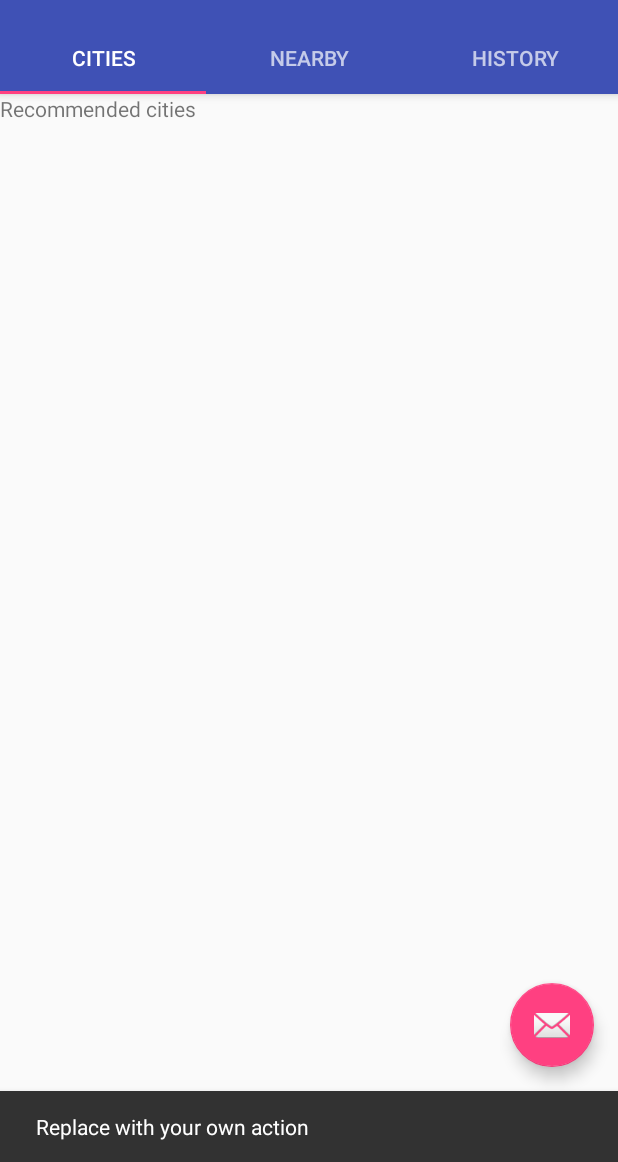
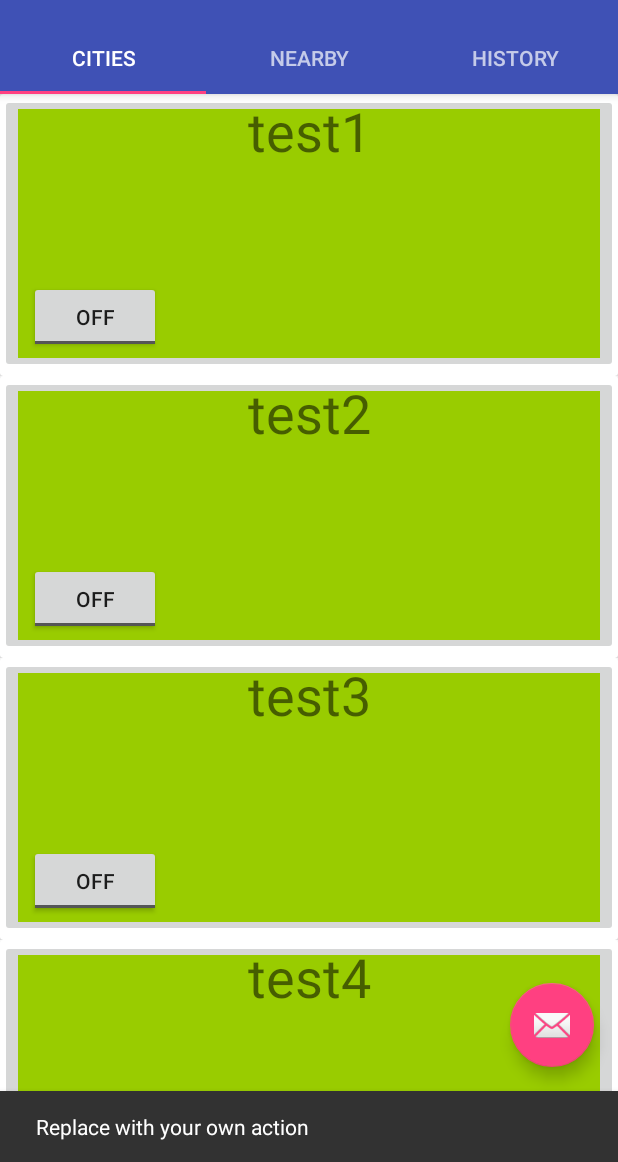
Before and after one commit to zebybez/SmartMobile, an Android app: the screen it shows after launch (MainActivity), after a tap on an icon or button, on a phone screen of 412 x 824 dp, the part 74-1236 px from its top. Run offline under Robolectric (Android 15) with nearby library versions, the phone set to English and light mode, and no system bars.

Commit message:
made city layout and recyclerview

```diff
--- a/app/build.gradle
+++ b/app/build.gradle
@@ -28,6 +28,7 @@ dependencies {
     compile 'com.android.support:design:25.3.1'
     compile 'com.google.firebase:firebase-database:10.0.1'
     testCompile 'junit:junit:4.12'
+    compile 'com.android.support:cardview-v7:25.3.1'
 }
 
 
--- a/app/src/main/java/com/duo/app/bonnefoyage/Activity/MainActivity.java
+++ b/app/src/main/java/com/duo/app/bonnefoyage/Activity/MainActivity.java
@@ -1,5 +1,6 @@
 package com.duo.app.bonnefoyage.Activity;
 
+import android.location.Location;
 import android.support.design.widget.TabLayout;
 import android.support.design.widget.FloatingActionButton;
 import android.support.design.widget.Snackbar;
@@ -11,20 +12,16 @@ import android.support.v4.app.FragmentManager;
 import android.support.v4.app.FragmentPagerAdapter;
 import android.support.v4.view.ViewPager;
 import android.os.Bundle;
-import android.view.LayoutInflater;
 import android.view.Menu;
 import android.view.MenuItem;
 import android.view.View;
-import android.view.ViewGroup;
-
-import android.widget.TextView;
 
 import com.duo.app.bonnefoyage.R;
+import com.duo.app.bonnefoyage.domein.City;
 import com.duo.app.bonnefoyage.domein.User;
-import com.duo.app.bonnefoyage.fragment.CityFragment;
-import com.duo.app.bonnefoyage.fragment.NearbyFragment;
-import com.duo.app.bonnefoyage.fragment.TestFragment;
-import com.duo.app.bonnefoyage.fragment.VisitedLocationsFragment;
+import com.duo.app.bonnefoyage.Activity.fragment.CityFragment;
+import com.duo.app.bonnefoyage.Activity.fragment.NearbyFragment;
+import com.duo.app.bonnefoyage.Activity.fragment.VisitedLocationsFragment;
 
 public class MainActivity extends AppCompatActivity {
 
@@ -77,6 +74,12 @@ public class MainActivity extends AppCompatActivity {
         });
 
         //todo: get user from intent. for now use test user.
+        user = new User("test@test.test", "testUser");
+        user.addRecommendation(new City("test1", new Location("fake")));
+        user.addRecommendation(new City("test2", new Location("fake")));
+        user.addRecommendation(new City("test3", new Location("fake")));
+        user.addRecommendation(new City("test4", new Location("fake")));
+        user.addRecommendation(new City("test5", new Location("fake")));
     }
 
 
--- /dev/null
+++ b/app/src/main/java/com/duo/app/bonnefoyage/Activity/fragment/CityFragment.java
@@ -0,0 +1,53 @@
+package com.duo.app.bonnefoyage.Activity.fragment;
+
+import android.os.Bundle;
+import android.support.annotation.Nullable;
+import android.support.v4.app.Fragment;
+import android.support.v7.widget.LinearLayoutManager;
+import android.support.v7.widget.RecyclerView;
+import android.view.LayoutInflater;
+import android.view.View;
+import android.view.ViewGroup;
+
+import com.duo.app.bonnefoyage.R;
+import com.duo.app.bonnefoyage.View.adapter.CityAdapter;
+import com.duo.app.bonnefoyage.domein.User;
+
+/**
+ * this is a fragment for the tabViewActivity it will show a list of recommended cities.
+ * for each city it will show an image, the distance and the most popular LandMark./
+ * Created by yannic on 13/04/2017.
+ */
+
+public class CityFragment extends Fragment {
+
+    private User user;
+    private RecyclerView recycleViewCities;
+
+
+    @Override
+
+    public void onCreate(@Nullable Bundle savedInstanceState) {
+        super.onCreate(savedInstanceState);
+        Bundle args = getArguments();
+        user = (User) args.getSerializable("user");
+        //todo: get recommended cities for user, and show in list (RecyclerView)
+        //todo: calculate recommended cities based on user. => do in main method oncreate?
+
+    }
+
+    @Override
+    public View onCreateView(LayoutInflater inflater, ViewGroup container, Bundle savedInstanceState) {
+        View rootView = inflater.inflate(R.layout.fragment_cities, container, false);
+
+//        TextView textView = (TextView) rootView.findViewById(R.id.title_textView);
+//        textView.setText("Recommended cities");
+        //get recyclerview
+        recycleViewCities = (RecyclerView) rootView.findViewById(R.id.RecyclerView_Cities);
+        //setup manager
+        recycleViewCities.setLayoutManager(new LinearLayoutManager(this.getContext()));
+        //setup adapter
+        recycleViewCities.setAdapter(new CityAdapter(user.getRecommendations()));
+        return rootView;
+    }
+}
--- a/app/src/main/java/com/duo/app/bonnefoyage/fragment/VisitedLocationsFragment.java
+++ b/app/src/main/java/com/duo/app/bonnefoyage/Activity/fragment/NearbyFragment.java
@@ -1,4 +1,4 @@
-package com.duo.app.bonnefoyage.fragment;
+package com.duo.app.bonnefoyage.Activity.fragment;
 
 import android.os.Bundle;
 import android.support.annotation.Nullable;
@@ -12,10 +12,12 @@ import com.duo.app.bonnefoyage.R;
 import com.duo.app.bonnefoyage.domein.User;
 
 /**
+ * This is the fragment for the tabViewActivity, it will show a list of nearby LandMarks
+ * the main attraction of each landmark and the distance to the landmark.
  * Created by yannic on 13/04/2017.
  */
 
-public class VisitedLocationsFragment extends Fragment {
+public class NearbyFragment extends Fragment {
 
     private User user;
 
@@ -24,15 +26,18 @@ public class VisitedLocationsFragment extends Fragment {
         super.onCreate(savedInstanceState);
         Bundle args = getArguments();
         user = (User) args.getSerializable("user");
-        //Todo load user history, and show in list (RecyclerView)
+        //todo get list landMarks near user location.
+        //todo start listening for location using gps
+        //todo update list on each location update.
+
     }
 
     @Override
     public View onCreateView(LayoutInflater inflater, ViewGroup container, Bundle savedInstanceState) {
-        View rootView = inflater.inflate(R.layout.fragment_visited_locations, container, false);
+        View rootView = inflater.inflate(R.layout.fragment_nearby_main, container, false);
 
         TextView textView = (TextView) rootView.findViewById(R.id.title_textView);
-        textView.setText("Previous locations");
+        textView.setText("Nearby landmarks");
         return rootView;
     }
 }
--- a/app/src/main/java/com/duo/app/bonnefoyage/fragment/CityFragment.java
+++ b/app/src/main/java/com/duo/app/bonnefoyage/Activity/fragment/TestFragment.java
@@ -1,4 +1,4 @@
-package com.duo.app.bonnefoyage.fragment;
+package com.duo.app.bonnefoyage.Activity.fragment;
 
 import android.os.Bundle;
 import android.support.annotation.Nullable;
@@ -9,34 +9,21 @@ import android.view.ViewGroup;
 import android.widget.TextView;
 
 import com.duo.app.bonnefoyage.R;
-import com.duo.app.bonnefoyage.domein.User;
-
-import java.io.Serializable;
 
 /**
- * this is a fragment for the tabViewActivity it will show a list of recommended cities.
- * for each city it will show an image, the distance and the most popular LandMark./
+ * a test fragment for testing and such.
  * Created by yannic on 13/04/2017.
  */
 
-public class CityFragment extends Fragment {
-
-    private User user;
-
+public class TestFragment extends Fragment {
     @Override
-
     public void onCreate(@Nullable Bundle savedInstanceState) {
         super.onCreate(savedInstanceState);
-        Bundle args = getArguments();
-        user = (User) args.getSerializable("user");
-        //todo: get recommended cities for user, and show in list (RecyclerView)
-        //todo: calculate recommended cities based on user.
     }
-
     @Override
-    public View onCreateView(LayoutInflater inflater, ViewGroup container, Bundle savedInstanceState) {
+    public View onCreateView(LayoutInflater inflater, ViewGroup container,
+                             Bundle savedInstanceState) {
         View rootView = inflater.inflate(R.layout.fragment_cities, container, false);
-
         TextView textView = (TextView) rootView.findViewById(R.id.title_textView);
         textView.setText("Recommended cities");
         return rootView;
--- a/app/src/main/java/com/duo/app/bonnefoyage/fragment/NearbyFragment.java
+++ b/app/src/main/java/com/duo/app/bonnefoyage/Activity/fragment/VisitedLocationsFragment.java
@@ -1,4 +1,4 @@
-package com.duo.app.bonnefoyage.fragment;
+package com.duo.app.bonnefoyage.Activity.fragment;
 
 import android.os.Bundle;
 import android.support.annotation.Nullable;
@@ -12,12 +12,10 @@ import com.duo.app.bonnefoyage.R;
 import com.duo.app.bonnefoyage.domein.User;
 
 /**
- * This is the fragment for the tabViewActivity, it will show a list of nearby LandMarks
- * the main attraction of each landmark and the distance to the landmark.
  * Created by yannic on 13/04/2017.
  */
 
-public class NearbyFragment extends Fragment {
+public class VisitedLocationsFragment extends Fragment {
 
     private User user;
 
@@ -26,18 +24,15 @@ public class NearbyFragment extends Fragment {
         super.onCreate(savedInstanceState);
         Bundle args = getArguments();
         user = (User) args.getSerializable("user");
-        //todo get list landMarks near user location.
-        //todo start listening for location using gps
-        //todo update list on each location update.
-
+        //Todo load user history, and show in list (RecyclerView)
     }
 
     @Override
     public View onCreateView(LayoutInflater inflater, ViewGroup container, Bundle savedInstanceState) {
-        View rootView = inflater.inflate(R.layout.fragment_nearby_main, container, false);
+        View rootView = inflater.inflate(R.layout.fragment_visited_locations, container, false);
 
         TextView textView = (TextView) rootView.findViewById(R.id.title_textView);
-        textView.setText("Nearby landmarks");
+        textView.setText("Previous locations");
         return rootView;
     }
 }
--- /dev/null
+++ b/app/src/main/java/com/duo/app/bonnefoyage/View/adapter/CityAdapter.java
@@ -0,0 +1,64 @@
+package com.duo.app.bonnefoyage.View.adapter;
+
+import android.support.v7.widget.RecyclerView;
+import android.view.LayoutInflater;
+import android.view.View;
+import android.view.ViewGroup;
+import android.widget.ImageButton;
+import android.widget.TextView;
+import android.widget.ToggleButton;
+
+import com.duo.app.bonnefoyage.R;
+import com.duo.app.bonnefoyage.domein.City;
+
+import java.util.List;
+
+/**
+ * the adapter for the recyclerview in CityFragment.
+ * it does the stuff to add cities to a recyclerview.
+ * Created by yannic on 18-4-17.
+ */
+
+public class CityAdapter extends RecyclerView.Adapter<CityAdapter.CityViewHolder> {
+
+    private List<City> cities;
+
+    @Override
+    public void onAttachedToRecyclerView(RecyclerView recyclerView) {
+        super.onAttachedToRecyclerView(recyclerView);
+    }
+
+    public CityAdapter(List<City> cities) {
+        this.cities = cities;
+    }
+
+    @Override
+    public CityViewHolder onCreateViewHolder(ViewGroup parent, int viewType) {
+        View v = LayoutInflater.from(parent.getContext()).inflate(R.layout.card_city, parent, false);
+        return new CityViewHolder(v);
+    }
+
+    @Override
+    public void onBindViewHolder(CityViewHolder holder, int position) {
+        holder.cityTextView.setText(cities.get(position).getName());
+    }
+
+    @Override
+    public int getItemCount() {
+        return cities.size();
+    }
+
+    public class CityViewHolder extends RecyclerView.ViewHolder {
+
+        public TextView cityTextView;
+        public ToggleButton toggleLike;
+        public ImageButton imageButtonViewCity;
+
+        public CityViewHolder(View itemView) {
+            super(itemView);
+            cityTextView = (TextView) itemView.findViewById(R.id.textView_CityName);
+            toggleLike = (ToggleButton) itemView.findViewById(R.id.toggleButton_LikeCity);
+            imageButtonViewCity = (ImageButton) itemView.findViewById(R.id.imageButton_city);
+        }
+    }
+}
--- a/app/src/main/java/com/duo/app/bonnefoyage/domein/City.java
+++ b/app/src/main/java/com/duo/app/bonnefoyage/domein/City.java
@@ -22,23 +22,40 @@ public class City {
 
     public City(String name, Location centreLocation) {
         this.name = name;
+
         this.centreLocation = centreLocation;
         landMarks = new ArrayList<>();
     }
 
-    public void addLandMark(LandMark toAdd){
+    public String getName() {
+        return name;
+    }
+
+    public Image getBannerImage() {
+        return bannerImage;
+    }
+
+    public void setBannerImage(Image bannerImage) {
+        this.bannerImage = bannerImage;
+    }
+
+    public List<LandMark> getLandMarks() {
+        return landMarks;
+    }
+
+    public Location getCentreLocation() {
+        return centreLocation;
+    }
+
+    public void addLandMark(LandMark toAdd) {
         landMarks.add(toAdd);
     }
 
-    public void setBannerImage(Image bannerImage){
-        this.bannerImage = bannerImage;
-    }
-
-    public boolean checkRecommendable(AttractionType interest){
+    public boolean checkRecommendable(AttractionType interest) {
         return false;
     }
 
-    public boolean checkRecommendable(List<AttractionType> interests){
+    public boolean checkRecommendable(List<AttractionType> interests) {
         return false;
     }
 }
--- a/app/src/main/java/com/duo/app/bonnefoyage/fragment/TestFragment.java
+++ /dev/null
@@ -1,31 +0,0 @@
-package com.duo.app.bonnefoyage.fragment;
-
-import android.os.Bundle;
-import android.support.annotation.Nullable;
-import android.support.v4.app.Fragment;
-import android.view.LayoutInflater;
-import android.view.View;
-import android.view.ViewGroup;
-import android.widget.TextView;
-
-import com.duo.app.bonnefoyage.R;
-
-/**
- * a test fragment for testing and such.
- * Created by yannic on 13/04/2017.
- */
-
-public class TestFragment extends Fragment {
-    @Override
-    public void onCreate(@Nullable Bundle savedInstanceState) {
-        super.onCreate(savedInstanceState);
-    }
-    @Override
-    public View onCreateView(LayoutInflater inflater, ViewGroup container,
-                             Bundle savedInstanceState) {
-        View rootView = inflater.inflate(R.layout.fragment_cities, container, false);
-        TextView textView = (TextView) rootView.findViewById(R.id.title_textView);
-        textView.setText("Recommended cities");
-        return rootView;
-    }
-}
--- /dev/null
+++ b/app/src/main/res/layout/card_city.xml
@@ -0,0 +1,44 @@
+<?xml version="1.0" encoding="utf-8"?>
+<LinearLayout xmlns:android="http://schemas.android.com/apk/res/android"
+    xmlns:app="http://schemas.android.com/apk/res-auto"
+    xmlns:tools="http://schemas.android.com/tools"
+    android:orientation="vertical" android:layout_width="wrap_content"
+    android:layout_height="wrap_content">
+
+    <android.support.v7.widget.CardView
+        android:layout_width="match_parent"
+        android:layout_height="188dp" >
+
+        <RelativeLayout
+            android:layout_width="match_parent"
+            android:layout_height="match_parent">
+
+            <ImageButton
+                android:id="@+id/imageButton_city"
+                android:layout_width="match_parent"
+                android:layout_height="186dp"
+                app:srcCompat="@android:color/holo_green_light" />
+
+            <ToggleButton
+                android:id="@+id/toggleButton_LikeCity"
+                android:layout_width="wrap_content"
+                android:layout_height="wrap_content"
+                android:layout_marginBottom="13dp"
+                android:text="Like"
+                android:layout_alignBottom="@+id/imageButton_city"
+                android:layout_alignParentStart="true"
+                android:layout_marginStart="19dp" />
+
+            <TextView
+                android:id="@+id/textView_CityName"
+                android:layout_width="match_parent"
+                android:layout_height="wrap_content"
+                android:layout_alignParentStart="true"
+                android:text="Cityname"
+                android:textAlignment="center"
+                android:textSize="36sp"
+                tools:textAlignment="center" />
+        </RelativeLayout>
+
+    </android.support.v7.widget.CardView>
+</LinearLayout>
--- a/app/src/main/res/layout/fragment_cities.xml
+++ b/app/src/main/res/layout/fragment_cities.xml
@@ -1,11 +1,13 @@
 <?xml version="1.0" encoding="utf-8"?>
 <LinearLayout xmlns:android="http://schemas.android.com/apk/res/android"
-    android:orientation="vertical" android:layout_width="match_parent"
-    android:layout_height="match_parent">
+    xmlns:tools="http://schemas.android.com/tools"
+    android:layout_width="match_parent"
+    android:layout_height="match_parent"
+    android:weightSum="1">
 
-    <TextView
-        android:id="@+id/title_textView"
+    <android.support.v7.widget.RecyclerView
+        android:id="@+id/RecyclerView_Cities"
         android:layout_width="match_parent"
-        android:layout_height="wrap_content"
-        android:text="TextView" />
+        android:layout_height="match_parent"
+        tools:listitem="@layout/card_city" />
 </LinearLayout>
```
